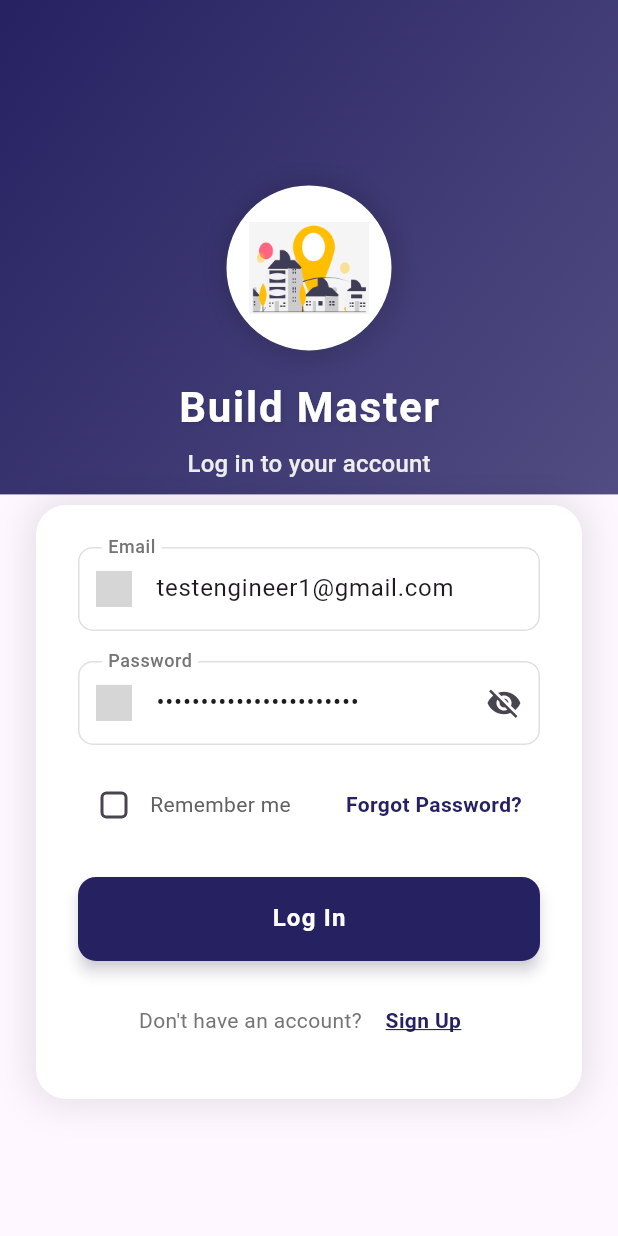
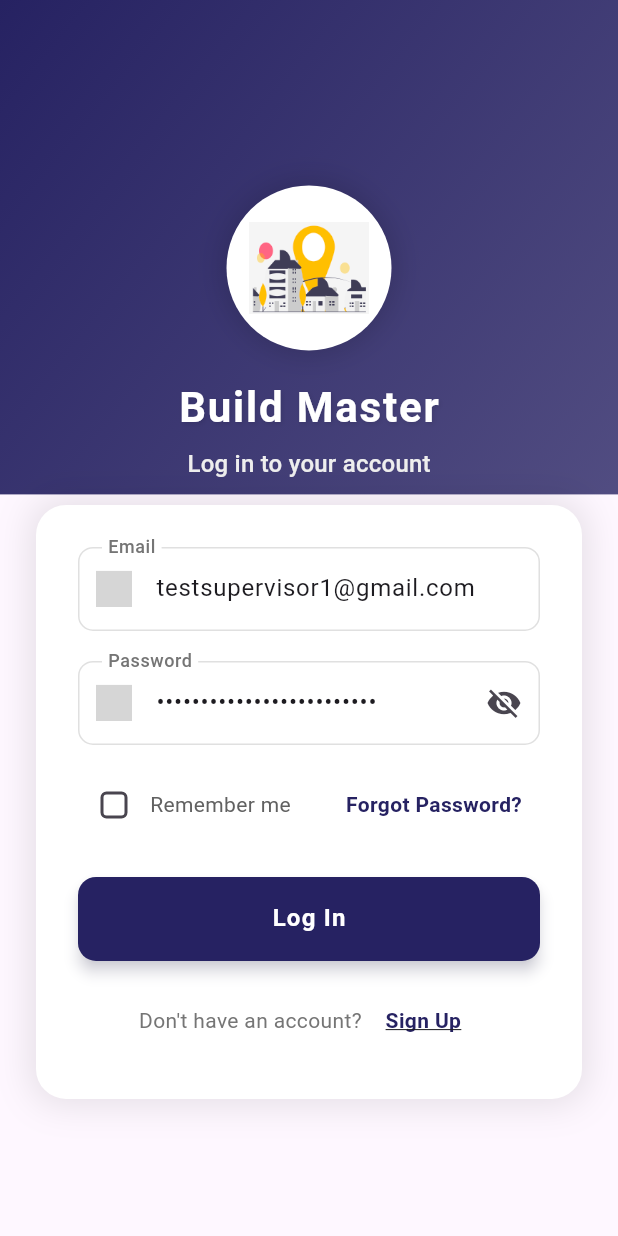
Before and after one commit to Neeshan-hub/Build-Master, a Flutter app: the screen it shows after launch, on a phone screen of 412 x 824 dp. Run offline on Flutter 3.47's test engine with Material 3 defaults, Android fonts, the phone set to English and light mode, and no system bars; our stand-ins replace bloc, bot_toast, cached_network_image, carousel_indicator, carousel_slider, cloud_firestore and 14 more; missing offline and left inert: iconify_flutter, syncfusion_flutter_pdf, syncfusion_flutter_signaturepad; accounts and stored records are empty; grey boxes are pictures that could not be loaded.

```diff
--- a/lib/presentation/screens/auth/login.dart
+++ b/lib/presentation/screens/auth/login.dart
@@ -26,15 +26,15 @@ class _LoginScreenState extends State<LoginScreen> {
     super.initState();
   }
   //
+  TextEditingController usernameController =
+      TextEditingController(text: "testsupervisor1@gmail.com");
+  TextEditingController passwordController =
+      TextEditingController(text: "testsupervisor1@gmail.com");
+
   // TextEditingController usernameController =
-  //     TextEditingController(text: "testsupervisor1@gmail.com");
+  //     TextEditingController(text: "testengineer1@gmail.com");
   // TextEditingController passwordController =
-  //     TextEditingController(text: "testsupervisor1@gmail.com");
-
-  TextEditingController usernameController =
-      TextEditingController(text: "testengineer1@gmail.com");
-  TextEditingController passwordController =
-      TextEditingController(text: "testengineer1@gmail.com");
+  //     TextEditingController(text: "testengineer1@gmail.com");
 
   //
   // TextEditingController usernameController =
--- a/lib/presentation/screens/orders/site_order.dart
+++ b/lib/presentation/screens/orders/site_order.dart
@@ -1291,7 +1291,7 @@ class _OrderPageState extends State<OrderPage> {
                                                               'approvalStatus')
                                                       ? snapshot
                                                               .data!.docs[index]
-                                                          ['approvalStatus']
+                                                          ['approvalStatus']??"Pending"
                                                       : 'Pending',
                                                   style: TextStyle(
                                                       color: AppColors.white),
```
